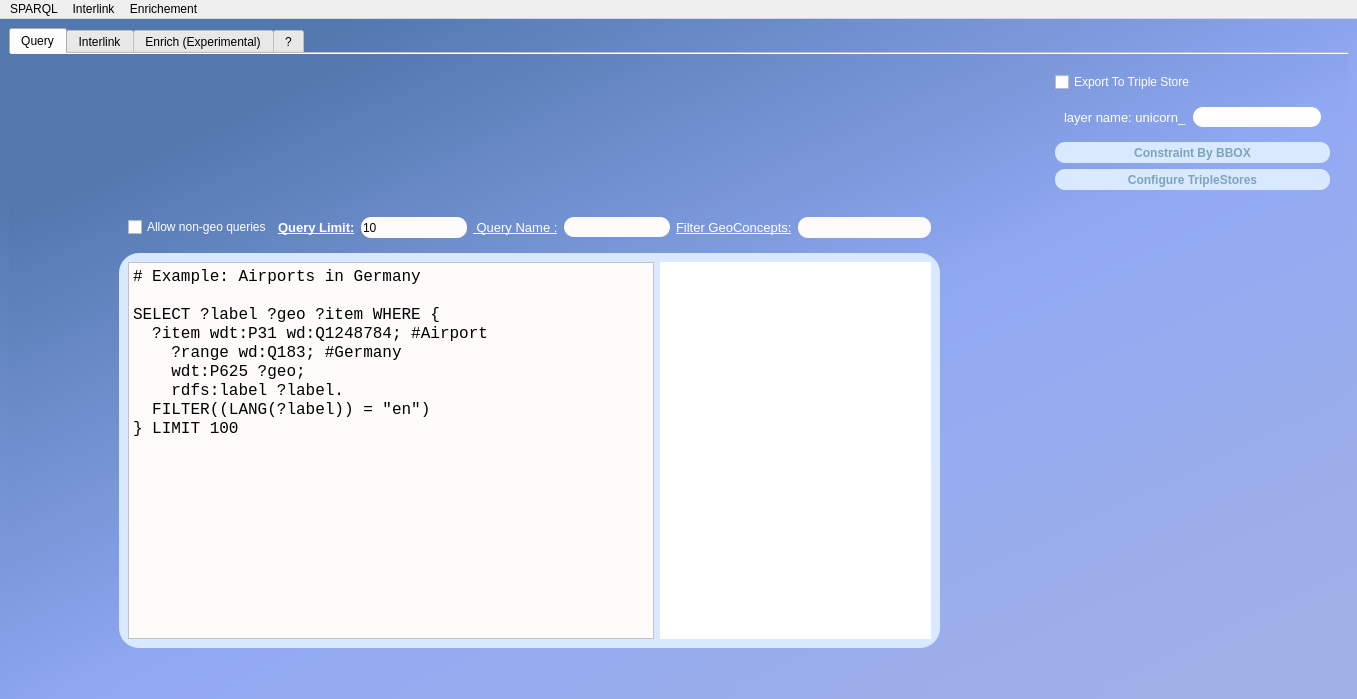
This is sparql_unicorn_dialog_base_simp.ui in Cprudhomme/SpaLOD_qgis_plugin as Qt 5 draws it before an edit. The edited form follows.
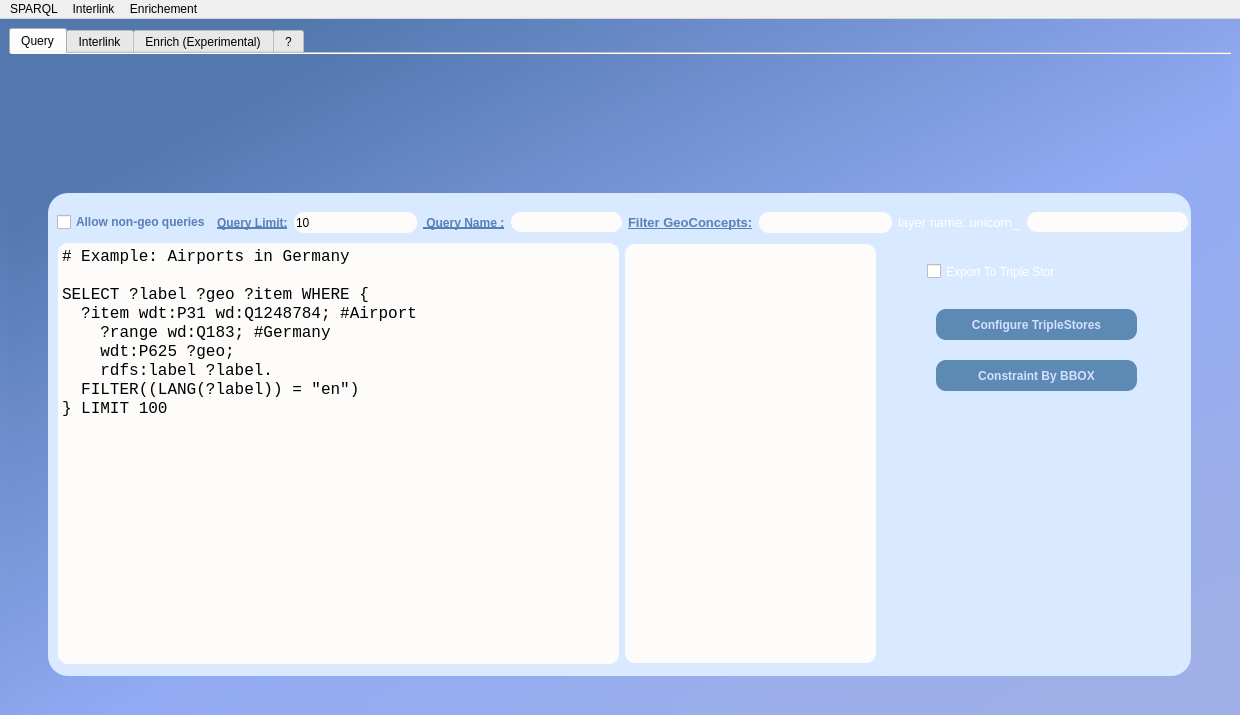
This is the edited form.

What changed in the file:
```diff
--- a/sparql_unicorn_dialog_base_simp.ui
+++ b/sparql_unicorn_dialog_base_simp.ui
@@ -6,8 +6,8 @@
    <rect>
     <x>0</x>
     <y>0</y>
-    <width>1357</width>
-    <height>697</height>
+    <width>1240</width>
+    <height>715</height>
    </rect>
   </property>
   <property name="windowTitle">
@@ -66,7 +66,7 @@
        <attribute name="title">
         <string>Query</string>
        </attribute>
-       <layout class="QGridLayout" name="gridLayout_3">
+       <layout class="QGridLayout" name="gridLayout_7">
         <item row="0" column="2">
          <spacer name="verticalSpacer_3">
           <property name="orientation">
@@ -80,139 +80,78 @@
           </property>
          </spacer>
         </item>
-        <item row="0" column="5" rowspan="2">
-         <widget class="QWidget" name="widget_2" native="true">
-          <layout class="QVBoxLayout" name="verticalLayout">
-           <item>
-            <widget class="QCheckBox" name="exportTripleStore_2">
-             <property name="cursor">
-              <cursorShape>PointingHandCursor</cursorShape>
-             </property>
-             <property name="styleSheet">
-              <string notr="true">
-color:rgb(255, 255, 255);</string>
-             </property>
-             <property name="text">
-              <string>Export To Triple Store</string>
-             </property>
-            </widget>
-           </item>
-           <item>
-            <widget class="QWidget" name="widget_5" native="true">
-             <property name="cursor">
-              <cursorShape>IBeamCursor</cursorShape>
-             </property>
-             <layout class="QHBoxLayout" name="horizontalLayout_5">
-              <item>
-               <widget class="QLabel" name="label">
-                <property name="font">
-                 <font>
-                  <pointsize>10</pointsize>
-                  <underline>false</underline>
-                 </font>
-                </property>
-                <property name="styleSheet">
-                 <string notr="true">
-color:rgb(255, 255, 255);</string>
-                </property>
-                <property name="text">
-                 <string>layer name: unicorn_</string>
-                </property>
-               </widget>
-              </item>
-              <item>
-               <widget class="QLineEdit" name="inp_label">
-                <property name="minimumSize">
+        <item row="1" column="0">
+         <spacer name="horizontalSpacer">
+          <property name="orientation">
+           <enum>Qt::Horizontal</enum>
+          </property>
+          <property name="sizeHint" stdset="0">
                  <size>
-                  <width>128</width>
+            <width>36</width>
                   <height>20</height>
                  </size>
                 </property>
-                <property name="styleSheet">
-                 <string notr="true">border-radius:10px;
-
-border-color:rgb(45, 45, 45);</string>
-                </property>
-               </widget>
-              </item>
-             </layout>
-            </widget>
-           </item>
-           <item>
-            <widget class="QPushButton" name="bboxButton">
-             <property name="minimumSize">
-              <size>
-               <width>171</width>
-               <height>21</height>
-              </size>
-             </property>
-             <property name="font">
-              <font>
-               <pointsize>9</pointsize>
-               <weight>75</weight>
-               <bold>true</bold>
-              </font>
-             </property>
-             <property name="cursor">
-              <cursorShape>PointingHandCursor</cursorShape>
-             </property>
-             <property name="styleSheet">
-              <string notr="true">color:rgb(125, 164, 185);
-border-radius:10px;
-
-background-color:rgb(217, 233, 255);
-</string>
-             </property>
-             <property name="text">
-              <string>Constraint By BBOX</string>
-             </property>
-            </widget>
-           </item>
-           <item>
-            <widget class="QPushButton" name="loadTripleStoreButton">
-             <property name="minimumSize">
-              <size>
-               <width>171</width>
-               <height>21</height>
-              </size>
-             </property>
-             <property name="font">
-              <font>
-               <pointsize>9</pointsize>
-               <weight>75</weight>
-               <bold>true</bold>
-               <underline>false</underline>
-              </font>
-             </property>
-             <property name="cursor">
-              <cursorShape>PointingHandCursor</cursorShape>
-             </property>
-             <property name="styleSheet">
-              <string notr="true">border-radius:10px;
-background-color:rgb(217, 233, 255);
-
-color:rgb(125, 164, 185);
-</string>
-             </property>
-             <property name="text">
-              <string>Configure TripleStores</string>
-             </property>
-            </widget>
-           </item>
-          </layout>
-         </widget>
-        </item>
-        <item row="1" column="1" rowspan="4" colspan="3">
+         </spacer>
+        </item>
+        <item row="1" column="1" colspan="2">
          <widget class="QWidget" name="widget_4" native="true">
-          <layout class="QGridLayout" name="gridLayout_2">
+          <property name="minimumSize">
+           <size>
+            <width>1161</width>
+            <height>501</height>
+           </size>
+          </property>
+          <property name="maximumSize">
+           <size>
+            <width>1161</width>
+            <height>501</height>
+           </size>
+          </property>
+          <layout class="QGridLayout" name="gridLayout_3">
            <item row="0" column="0">
+            <widget class="QFrame" name="frame">
+             <property name="minimumSize">
+              <size>
+               <width>791</width>
+               <height>391</height>
+              </size>
+             </property>
+             <property name="styleSheet">
+              <string notr="true">QObject#frame{
+background-color:rgb(217, 233, 255);
+border-radius:20px;}
+
+
+
+</string>
+             </property>
+             <property name="frameShape">
+              <enum>QFrame::StyledPanel</enum>
+             </property>
+             <property name="frameShadow">
+              <enum>QFrame::Raised</enum>
+             </property>
             <widget class="QWidget" name="widget" native="true">
+              <property name="geometry">
+               <rect>
+                <x>9</x>
+                <y>9</y>
+                <width>1131</width>
+                <height>41</height>
+               </rect>
+              </property>
              <layout class="QHBoxLayout" name="horizontalLayout_3">
               <item>
                <widget class="QCheckBox" name="allownongeo">
+                 <property name="font">
+                  <font>
+                   <pointsize>9</pointsize>
+                   <weight>75</weight>
+                   <bold>true</bold>
+                  </font>
+                 </property>
                 <property name="styleSheet">
-                 <string notr="true">
-color:rgb(255, 255, 255);</string>
+                  <string notr="true">color: rgb(87, 129, 180);</string>
                 </property>
                 <property name="text">
                  <string>Allow non-geo queries</string>
@@ -225,14 +164,14 @@
                  <widget class="QLabel" name="queryLimitLabel">
                   <property name="font">
                    <font>
-                    <pointsize>10</pointsize>
+                     <pointsize>9</pointsize>
                     <weight>75</weight>
                     <bold>true</bold>
                     <underline>true</underline>
                    </font>
                   </property>
                   <property name="styleSheet">
-                   <string notr="true">color:rgb(255, 255, 255);</string>
+                    <string notr="true">color: rgb(87, 129, 180);</string>
                   </property>
                   <property name="text">
                    <string>Query Limit:</string>
@@ -267,13 +206,14 @@
                  <widget class="QLabel" name="saveQueryName_3">
                   <property name="font">
                    <font>
-                    <pointsize>10</pointsize>
+                     <pointsize>9</pointsize>
+                     <weight>75</weight>
+                     <bold>true</bold>
                     <underline>true</underline>
                    </font>
                   </property>
                   <property name="styleSheet">
-                   <string notr="true">
-color:rgb(255, 255, 255);</string>
+                    <string notr="true">color: rgb(87, 129, 180);</string>
                   </property>
                   <property name="text">
                    <string> Query Name :</string>
@@ -306,12 +246,14 @@
                   <property name="font">
                    <font>
                     <pointsize>10</pointsize>
+                     <weight>75</weight>
+                     <bold>true</bold>
                     <underline>true</underline>
                    </font>
                   </property>
                   <property name="styleSheet">
                    <string notr="true">
-color:rgb(255, 255, 255);</string>
+color: rgb(87, 129, 180);</string>
                   </property>
                   <property name="text">
                    <string>Filter GeoConcepts:</string>
@@ -337,37 +279,64 @@
                 </item>
                </layout>
               </item>
-             </layout>
-            </widget>
-           </item>
-           <item row="1" column="0">
-            <widget class="QFrame" name="frame">
+               <item>
+                <layout class="QHBoxLayout" name="horizontalLayout_5">
+                 <item>
+                  <widget class="QLabel" name="label">
+                   <property name="font">
+                    <font>
+                     <pointsize>10</pointsize>
+                     <underline>false</underline>
+                    </font>
+                   </property>
+                   <property name="styleSheet">
+                    <string notr="true">
+color:rgb(255, 255, 255);</string>
+                   </property>
+                   <property name="text">
+                    <string>layer name: unicorn_</string>
+                   </property>
+                  </widget>
+                 </item>
+                 <item>
+                  <widget class="QLineEdit" name="inp_label">
              <property name="minimumSize">
               <size>
-               <width>791</width>
-               <height>391</height>
+                     <width>161</width>
+                     <height>20</height>
               </size>
              </property>
              <property name="styleSheet">
-              <string notr="true">QObject#frame{
-background-color:rgb(217, 233, 255);
-border-radius:20px;}
+                    <string notr="true">border-radius:10px;
 
+border-color:rgb(45, 45, 45);
 
-
-</string>
-             </property>
-             <property name="frameShape">
-              <enum>QFrame::StyledPanel</enum>
-             </property>
-             <property name="frameShadow">
-              <enum>QFrame::Raised</enum>
-             </property>
-             <layout class="QHBoxLayout" name="horizontalLayout_7">
-              <item>
+background-color: rgb(253, 252, 250);</string>
+                   </property>
+                  </widget>
+                 </item>
+                </layout>
+               </item>
+              </layout>
+             </widget>
+             <widget class="QWidget" name="layoutWidget">
+              <property name="geometry">
+               <rect>
+                <x>10</x>
+                <y>50</y>
+                <width>820</width>
+                <height>421</height>
+               </rect>
+              </property>
                <layout class="QHBoxLayout" name="horizontalLayout">
                 <item>
                  <widget class="QPlainTextEdit" name="inp_sparql">
+                 <property name="minimumSize">
+                  <size>
+                   <width>561</width>
+                   <height>411</height>
+                  </size>
+                 </property>
                   <property name="maximumSize">
                    <size>
                     <width>561</width>
@@ -384,7 +353,8 @@
                    <cursorShape>IBeamCursor</cursorShape>
                   </property>
                   <property name="styleSheet">
-                   <string notr="true">
+                  <string notr="true">border-radius:10px;
+
 background-color: rgb(253, 252, 250);</string>
                   </property>
                   <property name="plainText">
@@ -402,52 +372,153 @@
                 </item>
                 <item>
                  <widget class="QListView" name="geoClassList">
+                 <property name="minimumSize">
+                  <size>
+                   <width>251</width>
+                   <height>419</height>
+                  </size>
+                 </property>
                   <property name="maximumSize">
                    <size>
-                    <width>271</width>
-                    <height>471</height>
+                   <width>251</width>
+                   <height>419</height>
                    </size>
                   </property>
                   <property name="styleSheet">
-                   <string notr="true">border-radius:30px;</string>
+                  <string notr="true">border-radius:10px;
+
+background-color: rgb(253, 252, 250);</string>
                   </property>
                  </widget>
                 </item>
                </layout>
-              </item>
-             </layout>
+             </widget>
+             <widget class="QWidget" name="widget_5" native="true">
+              <property name="geometry">
+               <rect>
+                <x>870</x>
+                <y>70</y>
+                <width>237</width>
+                <height>151</height>
+               </rect>
+              </property>
+              <layout class="QGridLayout" name="gridLayout_5">
+               <item row="2" column="0">
+                <widget class="QWidget" name="widget_10" native="true">
+                 <layout class="QGridLayout" name="gridLayout_2">
+                  <item row="1" column="0">
+                   <widget class="QPushButton" name="bboxButton">
+                    <property name="minimumSize">
+                     <size>
+                      <width>201</width>
+                      <height>31</height>
+                     </size>
+                    </property>
+                    <property name="maximumSize">
+                     <size>
+                      <width>201</width>
+                      <height>31</height>
+                     </size>
+                    </property>
+                    <property name="font">
+                     <font>
+                      <pointsize>9</pointsize>
+                      <weight>75</weight>
+                      <bold>true</bold>
+                     </font>
+                    </property>
+                    <property name="cursor">
+                     <cursorShape>PointingHandCursor</cursorShape>
+                    </property>
+                    <property name="styleSheet">
+                     <string notr="true">
+color: rgb(213, 223, 255);
+
+border-radius:10px;
+
+background-color:rgb(93, 138, 181);
+</string>
+                    </property>
+                    <property name="text">
+                     <string>Constraint By BBOX</string>
+                    </property>
+                   </widget>
+                  </item>
+                  <item row="0" column="0">
+                   <widget class="QPushButton" name="loadTripleStoreButton">
+                    <property name="minimumSize">
+                     <size>
+                      <width>201</width>
+                      <height>31</height>
+                     </size>
+                    </property>
+                    <property name="maximumSize">
+                     <size>
+                      <width>201</width>
+                      <height>31</height>
+                     </size>
+                    </property>
+                    <property name="font">
+                     <font>
+                      <pointsize>9</pointsize>
+                      <weight>75</weight>
+                      <bold>true</bold>
+                      <underline>false</underline>
+                     </font>
+                    </property>
+                    <property name="cursor">
+                     <cursorShape>PointingHandCursor</cursorShape>
+                    </property>
+                    <property name="styleSheet">
+                     <string notr="true">color: rgb(213, 223, 255);
+
+border-radius:10px;
+
+background-color:rgb(93, 138, 181);
+</string>
+                    </property>
+                    <property name="text">
+                     <string>Configure TripleStores</string>
+                    </property>
             </widget>
            </item>
           </layout>
          </widget>
         </item>
-        <item row="2" column="5">
-         <spacer name="verticalSpacer">
-          <property name="orientation">
-           <enum>Qt::Vertical</enum>
-          </property>
-          <property name="sizeHint" stdset="0">
+               <item row="0" column="0">
+                <widget class="QCheckBox" name="exportTripleStore_2">
+                 <property name="minimumSize">
            <size>
-            <width>20</width>
-            <height>413</height>
-           </size>
-          </property>
-         </spacer>
-        </item>
-        <item row="3" column="0">
-         <spacer name="horizontalSpacer">
-          <property name="orientation">
-           <enum>Qt::Horizontal</enum>
-          </property>
-          <property name="sizeHint" stdset="0">
+                   <width>128</width>
+                   <height>17</height>
+                  </size>
+                 </property>
+                 <property name="maximumSize">
            <size>
-            <width>36</width>
-            <height>20</height>
-           </size>
-          </property>
-         </spacer>
-        </item>
-        <item row="4" column="4">
+                   <width>128</width>
+                   <height>17</height>
+                  </size>
+                 </property>
+                 <property name="cursor">
+                  <cursorShape>PointingHandCursor</cursorShape>
+                 </property>
+                 <property name="styleSheet">
+                  <string notr="true">
+color:rgb(255, 255, 255);</string>
+                 </property>
+                 <property name="text">
+                  <string>Export To Triple Store</string>
+                 </property>
+                </widget>
+               </item>
+              </layout>
+             </widget>
+            </widget>
+           </item>
+          </layout>
+         </widget>
+        </item>
+        <item row="1" column="3">
          <spacer name="horizontalSpacer_2">
           <property name="orientation">
            <enum>Qt::Horizontal</enum>
@@ -460,7 +531,7 @@
           </property>
          </spacer>
         </item>
-        <item row="5" column="3">
+        <item row="2" column="1">
          <spacer name="verticalSpacer_2">
           <property name="orientation">
            <enum>Qt::Vertical</enum>
@@ -473,12 +544,18 @@
           </property>
          </spacer>
         </item>
-        <item row="5" column="1">
+       </layout>
          <widget class="QWidget" name="widget_3" native="true">
+        <property name="geometry">
+         <rect>
+          <x>69</x>
+          <y>567</y>
+          <width>18</width>
+          <height>18</height>
+         </rect>
+        </property>
           <layout class="QVBoxLayout" name="verticalLayout_3"/>
          </widget>
-        </item>
-       </layout>
       </widget>
       <widget class="QWidget" name="tab_2">
        <attribute name="title">
@@ -1075,7 +1152,7 @@
     <rect>
      <x>0</x>
      <y>0</y>
-     <width>1357</width>
+     <width>1240</width>
      <height>21</height>
     </rect>
    </property>
```
Left out of the diff: 123 changed lines with no effect on the pictures. Lines whose indentation alone changed are shown as unchanged.
